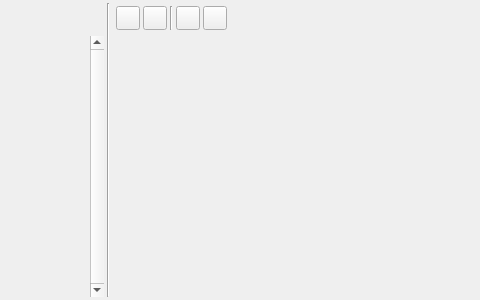
Qt form KSynthGUI/SequencerWidget.ui (k-a-z-u/KSynth) before a commit; both pictures show x 106 to 586 and y 0 to 300 of the 802 by 300 pixel window.
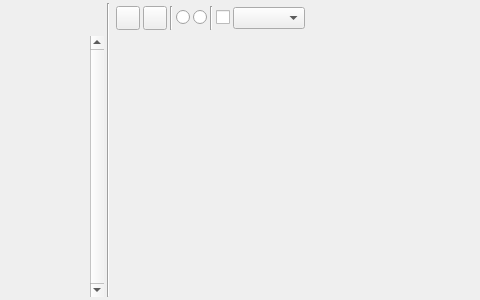
The same form after that commit.

What changed in the file:
```diff
--- a/KSynthGUI/SequencerWidget.ui
+++ b/KSynthGUI/SequencerWidget.ui
@@ -18,7 +18,7 @@
   </property>
   <property name="minimumSize">
    <size>
-    <width>417</width>
+    <width>651</width>
     <height>191</height>
    </size>
   </property>
@@ -118,40 +118,33 @@
         </widget>
        </item>
        <item>
-        <widget class="QPushButton" name="btnCursor">
-         <property name="minimumSize">
-          <size>
-           <width>24</width>
-           <height>24</height>
-          </size>
+        <widget class="QRadioButton" name="chkCursor">
+         <property name="text">
+          <string/>
          </property>
-         <property name="maximumSize">
-          <size>
-           <width>24</width>
-           <height>24</height>
-          </size>
-         </property>
-         <property name="toolTip">
-          <string>edit existing notes</string>
-         </property>
+         <attribute name="buttonGroup">
+          <string notr="true">grpEditorMode</string>
+         </attribute>
+        </widget>
+       </item>
+       <item>
+        <widget class="QRadioButton" name="chkDraw">
          <property name="text">
           <string/>
          </property>
         </widget>
        </item>
        <item>
-        <widget class="QPushButton" name="btnDraw">
-         <property name="minimumSize">
-          <size>
-           <width>24</width>
-           <height>24</height>
-          </size>
+        <widget class="Line" name="line_3">
+         <property name="orientation">
+          <enum>Qt::Vertical</enum>
          </property>
-         <property name="maximumSize">
-          <size>
-           <width>24</width>
-           <height>24</height>
-          </size>
+        </widget>
+       </item>
+       <item>
+        <widget class="QCheckBox" name="chkSnap">
+         <property name="styleSheet">
+          <string notr="true"/>
          </property>
          <property name="toolTip">
           <string>draw new notes</string>
@@ -161,6 +154,13 @@
          </property>
         </widget>
        </item>
+       <item>
+        <widget class="QComboBox" name="cmbSnapInterval">
+         <property name="frame">
+          <bool>true</bool>
+         </property>
+        </widget>
+       </item>
        <item>
         <spacer name="horizontalSpacer">
          <property name="orientation">
```
Left out of the diff: 27 changed lines with no effect on the pictures.
